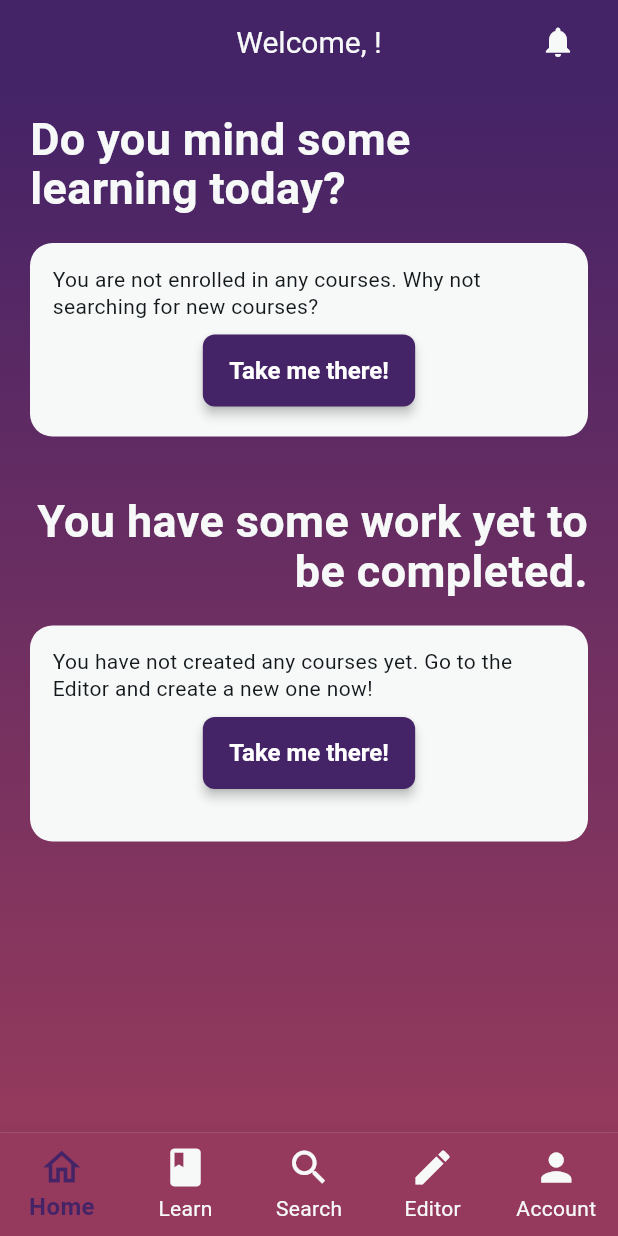
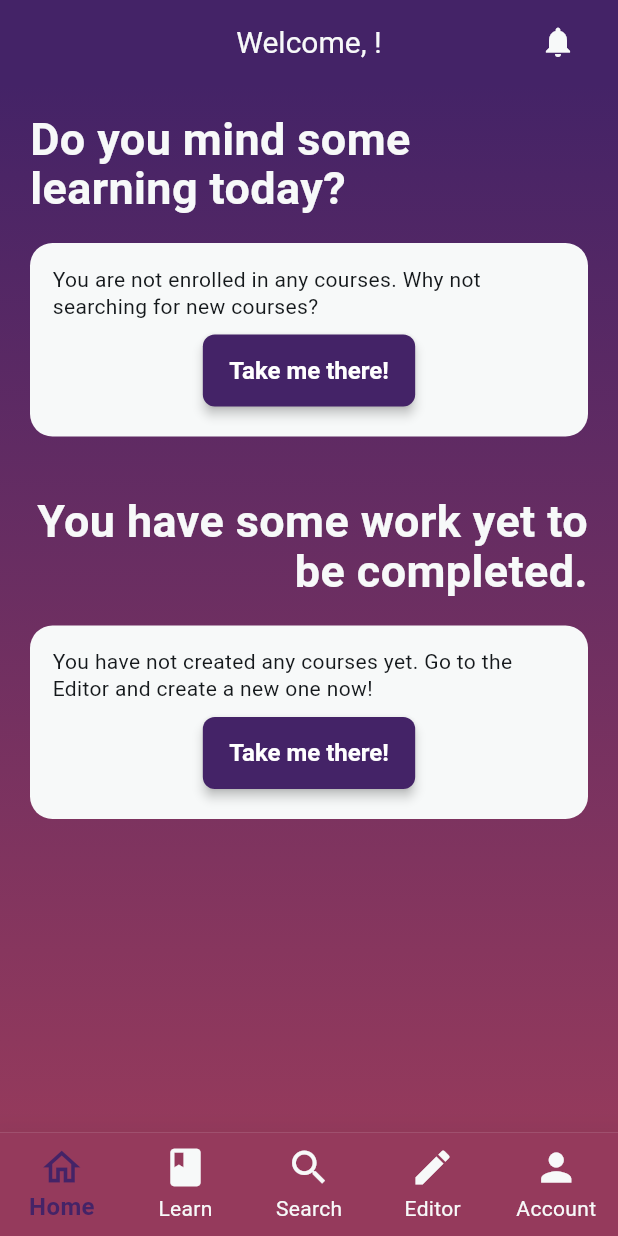
Before and after one commit to LudoTassini/DIMA-project, a Flutter app: the MainPage screen opened directly, on a phone screen of 412 x 824 dp. Run offline on Flutter 3.47's test engine with Material 3 defaults, Android fonts, the phone set to English and light mode, and no system bars; drawn by our look-alikes of loader_overlay; our stand-ins replace audioplayers, cloud_firestore, file_picker, firebase_auth, firebase_core, firebase_storage and 13 more; missing offline and left inert: back_button_interceptor, qr_code_scanner; accounts and stored records are empty; generated files the repository leaves out were written again; Roboto replaces fonts that are missing (Readex Pro).

Commit message:
final fixes

```diff
--- a/lib/components/complex/bloqo_search_result_course.dart
+++ b/lib/components/complex/bloqo_search_result_course.dart
@@ -290,7 +290,7 @@ class BloqoSearchResultCourse extends StatelessWidget{
                                                 0, 0, 5, 0),
                                             child: Icon(
                                               Icons.label,
-                                              color: Color(0xFFFFFF00),
+                                              color: Color(0xFFFFEA00),
                                               size: 24,
                                             ),
                                           ),
--- a/lib/pages/from_any/user_list_page.dart
+++ b/lib/pages/from_any/user_list_page.dart
@@ -4,6 +4,7 @@ import 'package:flutter/material.dart';
 import 'package:loading_animation_widget/loading_animation_widget.dart';
 import 'package:provider/provider.dart';
 
+import '../../app_state/user_app_state.dart';
 import '../../components/buttons/bloqo_text_button.dart';
 import '../../components/complex/bloqo_user_details_short.dart';
 import '../../components/containers/bloqo_main_container.dart';
@@ -50,6 +51,8 @@ class _UserListPageState extends State<UserListPage> with AutomaticKeepAliveClie
     return Consumer<ApplicationSettingsAppState>(
         builder: (context, applicationSettingsAppState, _) {
           var theme = getAppThemeFromAppState(context: context);
+          return Consumer<UserAppState>(
+            builder: (context, userAppState, _) {
               return BloqoMainContainer(
                 child: FutureBuilder(
                   future: widget.followers
@@ -203,6 +206,8 @@ class _UserListPageState extends State<UserListPage> with AutomaticKeepAliveClie
             }
         );
       }
+    );
+  }
 
   @override
   bool get wantKeepAlive => true;
--- a/lib/pages/from_editor/publish_course_page.dart
+++ b/lib/pages/from_editor/publish_course_page.dart
@@ -407,7 +407,7 @@ class _PublishCoursePageState extends State<PublishCoursePage> with AutomaticKee
                                                       .fromSTEB(0, 0, 15, 0),
                                                   child: Icon(
                                                     Icons.label,
-                                                    color: Color(0xFFFFFF00),
+                                                    color: Color(0xFFFFEA00),
                                                     size: 24,
                                                   ),
                                                 ),
--- a/lib/pages/main/home_page.dart
+++ b/lib/pages/main/home_page.dart
@@ -360,7 +360,7 @@ class _HomePageState extends State<HomePage> with AutomaticKeepAliveClientMixin<
 
                                   if (userCoursesCreated.isEmpty)
                                     Padding(
-                                      padding: const EdgeInsetsDirectional.fromSTEB(15, 15, 15, 15),
+                                      padding: const EdgeInsetsDirectional.fromSTEB(15, 15, 15, 0),
                                       child: Column(
                                         children: [
                                           Row(
--- a/lib/pages/main/search_page.dart
+++ b/lib/pages/main/search_page.dart
@@ -754,7 +754,7 @@ class _SearchPageState extends State<SearchPage> with AutomaticKeepAliveClientMi
                                                     .fromSTEB(0, 0, 15, 0),
                                                 child: Icon(
                                                   Icons.label,
-                                                  color: Color(0xFFFFFF00),
+                                                  color: Color(0xFFFFEA00),
                                                   size: 24,
                                                 ),
                                               ),
--- a/lib/pages/main/user_page.dart
+++ b/lib/pages/main/user_page.dart
@@ -100,6 +100,8 @@ class _UserPageState extends State<UserPage> with AutomaticKeepAliveClientMixin<
     return Consumer<ApplicationSettingsAppState>(
         builder: (context, applicationSettingsAppState, _) {
           var theme = getAppThemeFromAppState(context: context);
+          return Consumer<UserAppState>(
+            builder: (context, userAppState, _) {
             return BloqoMainContainer(
               alignment: const AlignmentDirectional(-1.0, -1.0),
               child: SingleChildScrollView(
@@ -307,6 +309,8 @@ class _UserPageState extends State<UserPage> with AutomaticKeepAliveClientMixin<
           }
         );
       }
+    );
+  }
 
   Future<void> _tryLogout({required BuildContext context, required var localizedText}) async {
     context.loaderOverlay.show();
--- a/lib/utils/bloqo_certificate.dart
+++ b/lib/utils/bloqo_certificate.dart
@@ -131,6 +131,8 @@ Future<ui.Image> getCertificateImage({
   );
 
   WidgetsBinding.instance.addPostFrameCallback((_) async {
+    await Future.delayed(const Duration(milliseconds: 100));
+
     RenderRepaintBoundary? renderRepaintBoundary =
     globalKeyContainer.currentContext?.findRenderObject() as RenderRepaintBoundary?;
 
```
Lines whose indentation alone changed are shown as unchanged.
